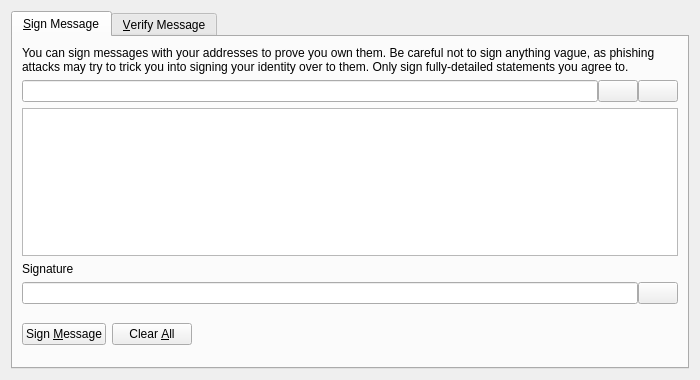
Old version of the form src/qt/forms/signverifymessagedialog.ui in the repository AdzCoin/adzcoin.
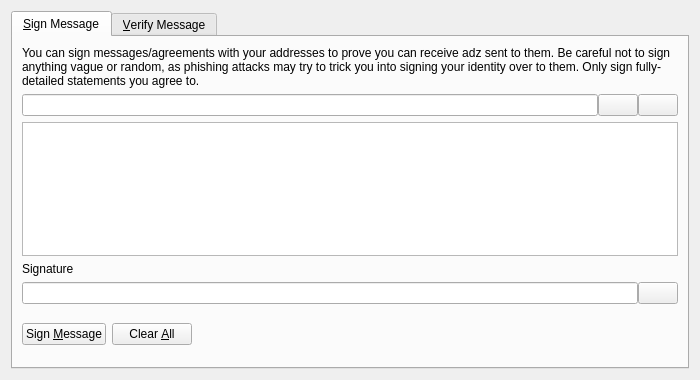
New version of the form. Icons and pictures are not drawn. Custom widgets are drawn as their Qt base class.

```diff
--- a/src/qt/forms/signverifymessagedialog.ui
+++ b/src/qt/forms/signverifymessagedialog.ui
@@ -30,7 +30,7 @@
        <item>
         <widget class="QLabel" name="infoLabel_SM">
          <property name="text">
-          <string>You can sign messages with your addresses to prove you own them. Be careful not to sign anything vague, as phishing attacks may try to trick you into signing your identity over to them. Only sign fully-detailed statements you agree to.</string>
+          <string>You can sign messages/agreements with your addresses to prove you can receive adz sent to them. Be careful not to sign anything vague or random, as phishing attacks may try to trick you into signing your identity over to them. Only sign fully-detailed statements you agree to.</string>
          </property>
          <property name="textFormat">
           <enum>Qt::PlainText</enum>
```
Left out of the diff: 54 changed lines with no effect on the pictures.
